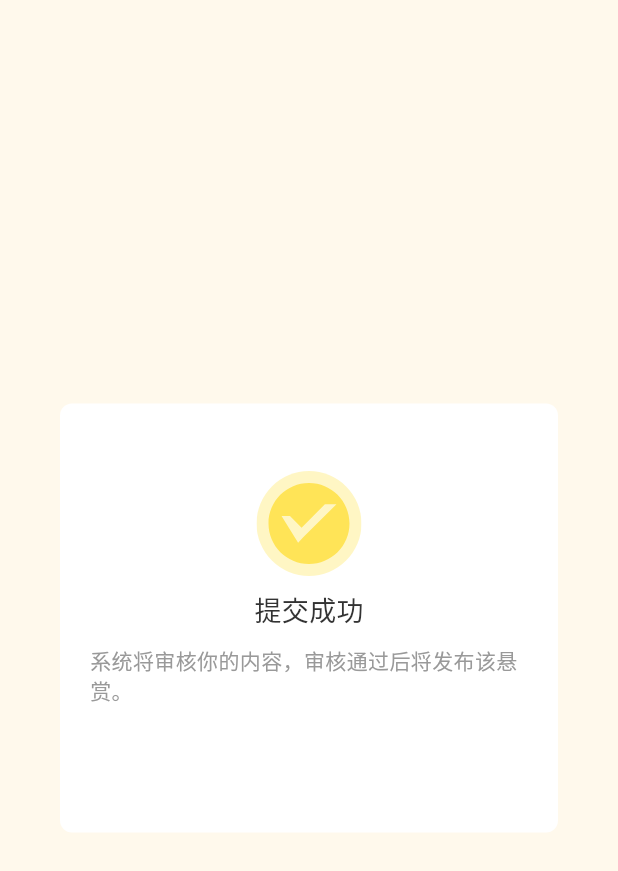
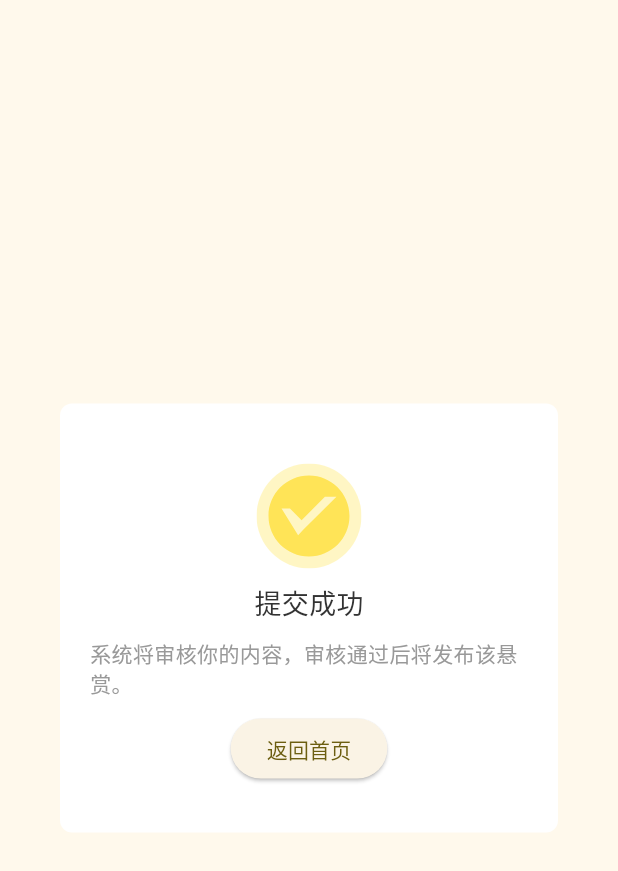
Before and after one commit to Esthert0109/part_time_app3, a Flutter app: the StatusDialogComponent widget shown alone on an empty page, opened directly, on a phone screen of 412 x 824 dp. Shown: the top 871 px of the screen. Run offline on Flutter 3.47's test engine with Material 3 defaults, Android fonts, the phone set to English and light mode, and no system bars; our stand-ins replace badges, flutter_svg, get; network calls fail.

Commit message:
Some update on status dialog Components.

```diff
--- a/part_time_app/lib/Components/Status/statusDialogComponent.dart
+++ b/part_time_app/lib/Components/Status/statusDialogComponent.dart
@@ -29,7 +29,7 @@ class _StatusDialogComponentState extends State<StatusDialogComponent> {
               widget.complete
                   ? Column(
                       children: [
-                        SizedBox(height: 25),
+                        SizedBox(height: 20),
                         SvgPicture.asset("assets/status/submitSuccess.svg"),
                         SizedBox(height: 10),
                         Text(
@@ -41,12 +41,21 @@ class _StatusDialogComponentState extends State<StatusDialogComponent> {
                           "系统将审核你的内容，审核通过后将发布该悬赏。",
                           style: missionDetailText2,
                         ),
+                        SizedBox(height: 10),
+                        ElevatedButton(onPressed: () {}, child: Text("返回首页"))
                       ],
                     )
                   : Column(
                       children: [
+                        SizedBox(height: 25),
                         SvgPicture.asset("assets/status/submitFail.svg"),
-                        Text("请完整悬赏详情"),
+                        SizedBox(height: 10),
+                        Text(
+                          "请完整悬赏详情",
+                          style: dialogText2,
+                        ),
+                        SizedBox(height: 50),
+                        ElevatedButton(onPressed: () {}, child: Text("继续编辑"))
                       ],
                     ),
             ],
```
Also changed, not shown: part_time_app/lib/Pages/Explore/exploreMainPage.dart (+12 -1 lines).
